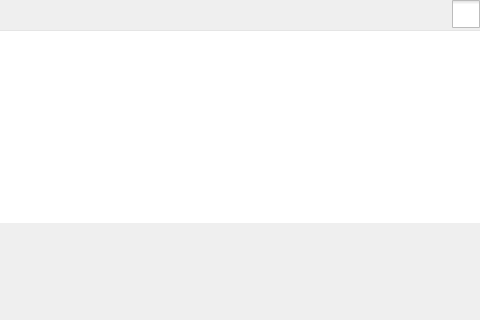
Qt form plugins/perspective/GraphPerspective/designer/AlgorithmRunnerItem.ui (Tulip-Dev/tulip) before a commit; both pictures show x 257 to 737 and y 0 to 320 of the 737 by 486 pixel window.
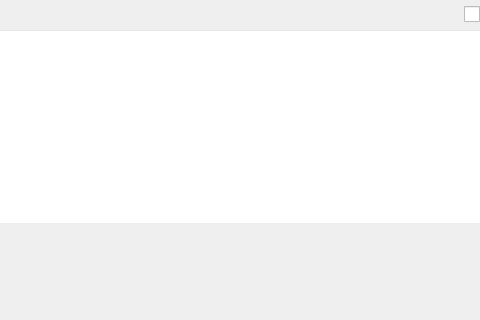
The same form after that commit. Icons and pictures are not drawn.

Patch:
```diff
--- a/plugins/perspective/GraphPerspective/designer/AlgorithmRunnerItem.ui
+++ b/plugins/perspective/GraphPerspective/designer/AlgorithmRunnerItem.ui
@@ -123,13 +123,13 @@
        <widget class="QLabel" name="languageLabel">
         <property name="minimumSize">
          <size>
-          <width>28</width>
+          <width>16</width>
           <height>28</height>
          </size>
         </property>
         <property name="maximumSize">
          <size>
-          <width>28</width>
+          <width>16</width>
           <height>28</height>
          </size>
         </property>
@@ -151,13 +151,13 @@
         </property>
         <property name="minimumSize">
          <size>
-          <width>28</width>
+          <width>16</width>
           <height>28</height>
          </size>
         </property>
         <property name="maximumSize">
          <size>
-          <width>28</width>
+          <width>16</width>
           <height>28</height>
          </size>
         </property>
@@ -169,8 +169,8 @@
 spacing: 0px;
 }
 QCheckBox::indicator {
-width: 28px;
-height: 28px;
+width: 16px;
+height: 16px;
 }
 QCheckBox::indicator:unchecked {
 image: url(:/tulip/graphperspective/icons/16/favorite-empty.png);
```
Left out of the diff: 17 changed lines with no effect on the pictures.
